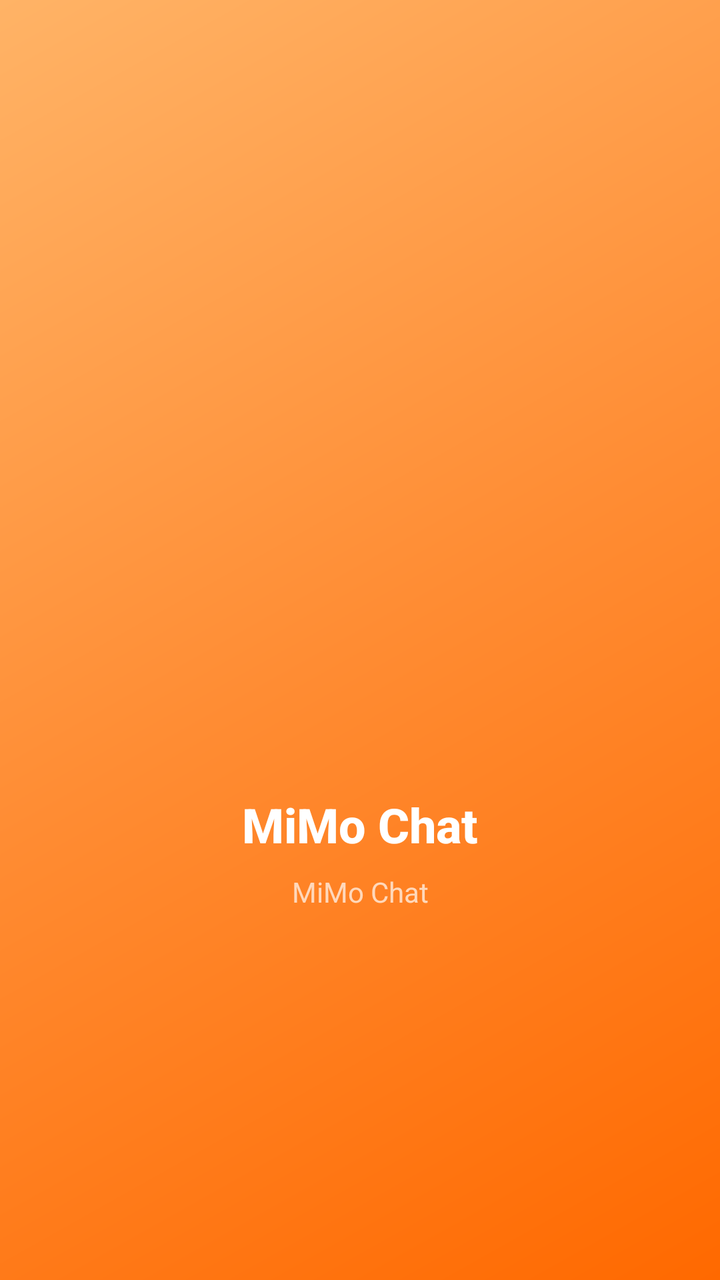
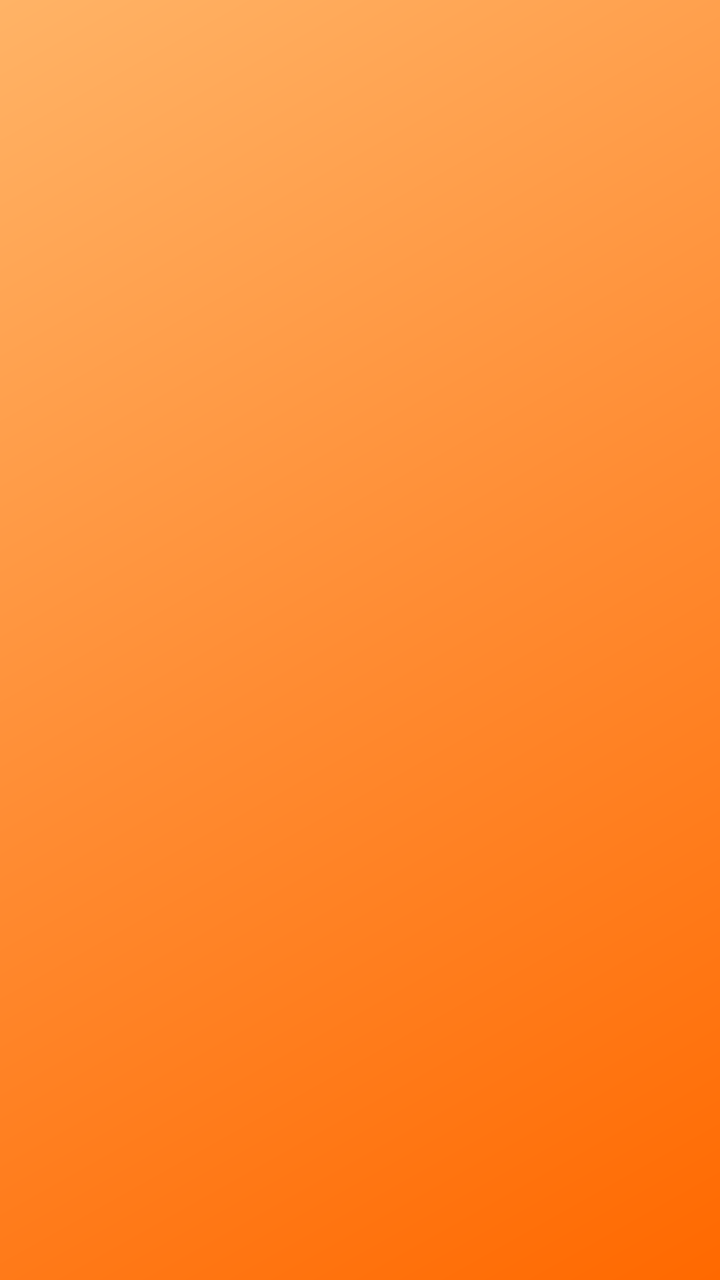

Before-and-after screenshots of an Android layout around one commit, followed by the original layout XML and the change that was made.
<!-- AndroidManifest.xml: activity theme Theme.MiMoChat.Splash -->
<!-- res/layout/activity_splash.xml -->
<?xml version="1.0" encoding="utf-8"?>
<androidx.constraintlayout.widget.ConstraintLayout
    xmlns:android="http://schemas.android.com/apk/res/android"
    xmlns:app="http://schemas.android.com/apk/res-auto"
    android:layout_width="match_parent"
    android:layout_height="match_parent"
    android:background="@drawable/splash_background">

    <ImageView
        android:id="@+id/splashLogo"
        android:layout_width="160dp"
        android:layout_height="160dp"
        android:src="@drawable/xiaomi_mimo_logo"
        android:scaleType="fitCenter"
        android:contentDescription="Xiaomi MiMo Logo"
        app:layout_constraintBottom_toTopOf="@+id/splashText"
        app:layout_constraintEnd_toEndOf="parent"
        app:layout_constraintStart_toStartOf="parent"
        app:layout_constraintTop_toTopOf="parent"
        app:layout_constraintVertical_chainStyle="packed" />

    <TextView
        android:id="@+id/splashText"
        android:layout_width="wrap_content"
        android:layout_height="wrap_content"
        android:layout_marginTop="24dp"
        android:text="@string/app_name"
        android:textColor="#FFFFFF"
        android:textSize="24sp"
        android:textStyle="bold"
        android:fontFamily="sans-serif-medium"
        app:layout_constraintBottom_toBottomOf="parent"
        app:layout_constraintEnd_toEndOf="parent"
        app:layout_constraintStart_toStartOf="parent"
        app:layout_constraintTop_toBottomOf="@id/splashLogo" />

    <TextView
        android:id="@+id/splashTagline"
        android:layout_width="wrap_content"
        android:layout_height="wrap_content"
        android:layout_marginTop="8dp"
        android:text="MiMo Chat"
        android:textColor="#B0FFFFFF"
        android:textSize="14sp"
        app:layout_constraintEnd_toEndOf="parent"
        app:layout_constraintStart_toStartOf="parent"
        app:layout_constraintTop_toBottomOf="@id/splashText" />

</androidx.constraintlayout.widget.ConstraintLayout>
<!-- resources referenced by this layout -->
<resources>
  <!-- drawable splash_background (drawable) -->
  <?xml version="1.0" encoding="utf-8"?>
  <layer-list xmlns:android="http://schemas.android.com/apk/res/android">
      <item>
          <shape android:shape="rectangle">
              <gradient
                  android:startColor="#FF6900"
                  android:centerColor="#FF8C33"
                  android:endColor="#FFB366"
                  android:angle="135" />
          </shape>
      </item>
  </layer-list>
  <string name="app_name">MiMo Chat</string>
  <style name="Theme.MiMoChat.Splash" parent="Theme.MaterialComponents.Light.NoActionBar">
          <item name="android:windowBackground">@color/primary</item>
          <item name="android:statusBarColor">@color/primary</item>
          <item name="android:navigationBarColor">@color/primary</item>
      </style>
  <color name="primary">#FF6900</color>
</resources>

<!-- the commit's change to res/layout/activity_splash.xml (unified diff, before → after) -->
@@ -8,42 +8,14 @@
 
     <ImageView
         android:id="@+id/splashLogo"
-        android:layout_width="160dp"
+        android:layout_width="280dp"
         android:layout_height="160dp"
         android:src="@drawable/xiaomi_mimo_logo"
         android:scaleType="fitCenter"
         android:contentDescription="Xiaomi MiMo Logo"
-        app:layout_constraintBottom_toTopOf="@+id/splashText"
-        app:layout_constraintEnd_toEndOf="parent"
-        app:layout_constraintStart_toStartOf="parent"
-        app:layout_constraintTop_toTopOf="parent"
-        app:layout_constraintVertical_chainStyle="packed" />
-
-    <TextView
-        android:id="@+id/splashText"
-        android:layout_width="wrap_content"
-        android:layout_height="wrap_content"
-        android:layout_marginTop="24dp"
-        android:text="@string/app_name"
-        android:textColor="#FFFFFF"
-        android:textSize="24sp"
-        android:textStyle="bold"
-        android:fontFamily="sans-serif-medium"
         app:layout_constraintBottom_toBottomOf="parent"
         app:layout_constraintEnd_toEndOf="parent"
         app:layout_constraintStart_toStartOf="parent"
-        app:layout_constraintTop_toBottomOf="@id/splashLogo" />
-
-    <TextView
-        android:id="@+id/splashTagline"
-        android:layout_width="wrap_content"
-        android:layout_height="wrap_content"
-        android:layout_marginTop="8dp"
-        android:text="MiMo Chat"
-        android:textColor="#B0FFFFFF"
-        android:textSize="14sp"
-        app:layout_constraintEnd_toEndOf="parent"
-        app:layout_constraintStart_toStartOf="parent"
-        app:layout_constraintTop_toBottomOf="@id/splashText" />
+        app:layout_constraintTop_toTopOf="parent" />
 
 </androidx.constraintlayout.widget.ConstraintLayout>
<!-- resource entries referenced after the edit -->
@@ -13,7 +13,6 @@
           </shape>
       </item>
   </layer-list>
-  <string name="app_name">MiMo Chat</string>
   <style name="Theme.MiMoChat.Splash" parent="Theme.MaterialComponents.Light.NoActionBar">
           <item name="android:windowBackground">@color/primary</item>
           <item name="android:statusBarColor">@color/primary</item>
